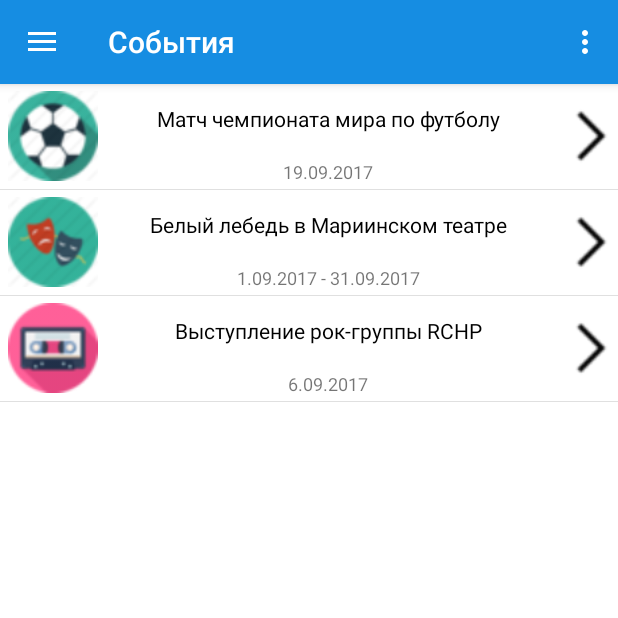
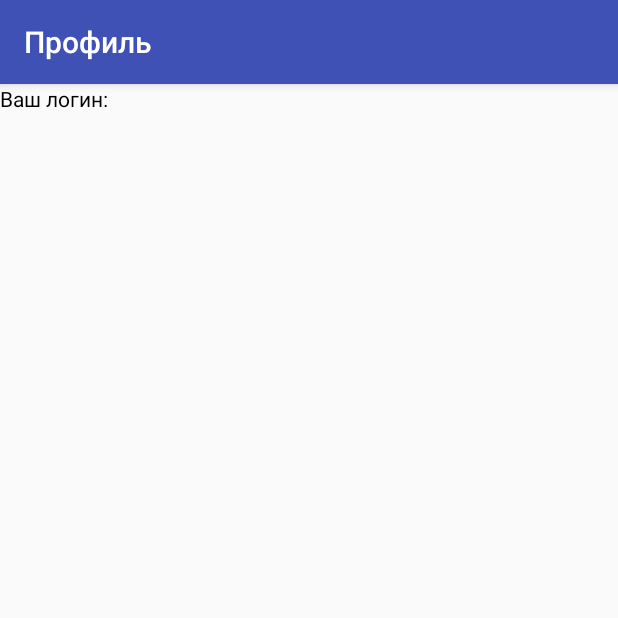
Before and after one commit to MikhailMe/serivce-app, an Android app: the MainScreenActivity screen opened directly, with no data from a screen before it, after a tap on "Профиль", on a phone screen of 412 x 824 dp, the top half of it. Run offline under Robolectric (Android 15) with nearby library versions, the phone set to English and light mode, and no system bars; 1 statement that could not run was skipped; 1 other tap on this screen came first.

Commit message:
swapped payment & choiceShop activities and added 3 activities without frontend

```diff
--- a/ClientOfApp/app/src/main/AndroidManifest.xml
+++ b/ClientOfApp/app/src/main/AndroidManifest.xml
@@ -33,8 +33,9 @@
         <activity android:name=".activities.PaymentActivity"/>
         <activity android:name=".activities.RecoveryPasswordActivity"/>
         <activity android:name=".activities.ChoiceShopActivity"/>
-        <activity android:name=".activities.MyOrderActivity">
-        </activity>
+        <activity android:name=".activities.MyOrderActivity"/>
+        <activity android:name=".activities.ProfileActivity"/>
+        <activity android:name=".activities.PaymentMethodsActivity"/>
     </application>
 
 </manifest>
--- a/ClientOfApp/app/src/main/java/mishas/clientofapp/activities/BagActivity.java
+++ b/ClientOfApp/app/src/main/java/mishas/clientofapp/activities/BagActivity.java
@@ -40,7 +40,8 @@ public class BagActivity extends AppCompatActivity {
         timeToPay.setOnClickListener(new OnClickListener() {
             @Override
             public void onClick(View v) {
-                startActivity(new Intent(BagActivity.this, PaymentActivity.class));
+                startActivity(new Intent(BagActivity.this, ChoiceShopActivity.class));
+                //startActivity(new Intent(BagActivity.this, PaymentActivity.class));
             }
         });
     }
--- a/ClientOfApp/app/src/main/java/mishas/clientofapp/activities/MainScreenActivity.java
+++ b/ClientOfApp/app/src/main/java/mishas/clientofapp/activities/MainScreenActivity.java
@@ -11,9 +11,6 @@ import android.support.v7.widget.Toolbar;
 import android.view.Menu;
 import android.view.MenuItem;
 import android.widget.ListView;
-import android.widget.Toast;
-
-import java.util.Random;
 
 import mishas.clientofapp.R;
 import mishas.clientofapp.logic.Administrator;
@@ -92,11 +89,14 @@ public class MainScreenActivity extends AppCompatActivity
     public boolean onNavigationItemSelected(MenuItem item) {
         switch (item.getItemId()) {
             case R.id.profile:
+                startActivity(new Intent(this, ProfileActivity.class));
                 break;
             case R.id.my_order:
-                Toast.makeText(getApplicationContext(), "Номер вашего заказа: " + new Random().nextInt(100), Toast.LENGTH_LONG).show();
+                startActivity(new Intent(this, MyOrderActivity.class));
+                //Toast.makeText(getApplicationContext(), "Номер вашего заказа: " + new Random().nextInt(100), Toast.LENGTH_LONG).show();
                 break;
             case R.id.payment_methods:
+                startActivity(new Intent(this, PaymentMethodsActivity.class));
                 break;
             case R.id.exit:
                 startActivity(new Intent(this, StartingActivity.class));
--- a/ClientOfApp/app/src/main/java/mishas/clientofapp/activities/MyOrderActivity.java
+++ b/ClientOfApp/app/src/main/java/mishas/clientofapp/activities/MyOrderActivity.java
@@ -10,6 +10,7 @@ public class MyOrderActivity extends AppCompatActivity {
     @Override
     protected void onCreate(Bundle savedInstanceState) {
         super.onCreate(savedInstanceState);
-        setContentView(R.layout.activity_my_order);
+        this.setContentView(R.layout.activity_my_order);
+        this.setTitle("Мой заказ");
     }
 }
--- /dev/null
+++ b/ClientOfApp/app/src/main/java/mishas/clientofapp/activities/ProfileActivity.java
@@ -0,0 +1,26 @@
+package mishas.clientofapp.activities;
+
+import android.support.v7.app.AppCompatActivity;
+import android.os.Bundle;
+import android.widget.TextView;
+
+import mishas.clientofapp.R;
+import mishas.clientofapp.logic.Administrator;
+
+public class ProfileActivity extends AppCompatActivity {
+
+    private TextView tvForLogin;
+
+    private void init() {
+        tvForLogin = (TextView) findViewById(R.id.tvForLogin);
+    }
+
+    @Override
+    protected void onCreate(Bundle savedInstanceState) {
+        super.onCreate(savedInstanceState);
+        this.setContentView(R.layout.activity_profile);
+        this.setTitle("Профиль");
+        init();
+        tvForLogin.setText(Administrator.currentUser.getLogin());
+    }
+}
--- /dev/null
+++ b/ClientOfApp/app/src/main/res/layout/activity_profile.xml
@@ -0,0 +1,48 @@
+<?xml version="1.0" encoding="utf-8"?>
+<LinearLayout
+    xmlns:android="http://schemas.android.com/apk/res/android"
+    xmlns:tools="http://schemas.android.com/tools"
+    android:layout_width="match_parent"
+    android:layout_height="match_parent"
+    tools:context="mishas.clientofapp.activities.ProfileActivity">
+
+    <LinearLayout
+        android:layout_width="match_parent"
+        android:layout_height="wrap_content">
+
+        <TextView
+            android:id="@+id/textView"
+            android:layout_width="wrap_content"
+            android:layout_height="60dp"
+            android:layout_weight="0.5"
+            android:text="Ваш логин:"
+            android:textColor="#000000"/>
+
+        <TextView
+            android:id="@+id/tvForLogin"
+            android:layout_width="wrap_content"
+            android:layout_height="60dp"
+            android:layout_weight="1"
+            android:text=""
+            android:textColor="#000000"/>
+
+    </LinearLayout>
+
+
+    <LinearLayout
+        android:layout_width="match_parent"
+        android:layout_height="wrap_content"
+        android:background="@drawable/button_back"
+        android:orientation="horizontal">
+
+        <Button
+            android:layout_width="match_parent"
+            android:layout_height="match_parent"
+            android:layout_weight="1"
+            android:background="@drawable/behind"
+            android:text="Ok"
+            android:textColor="#FFFFFF" />
+
+    </LinearLayout>
+
+</LinearLayout>
```
Also changed, not shown: ClientOfApp/app/src/main/java/mishas/clientofapp/activities/ChoiceShopActivity.java (+2 -13 lines), ClientOfApp/app/src/main/java/mishas/clientofapp/activities/PaymentActivity.java (+15 -1 lines), ClientOfApp/app/src/main/java/mishas/clientofapp/activities/PaymentMethodsActivity.java (added, +16 -0 lines), ClientOfApp/app/src/main/res/layout/activity_my_order.xml (+7 -7 lines), ClientOfApp/app/src/main/res/layout/activity_payment_methods.xml (added, +21 -0 lines).
